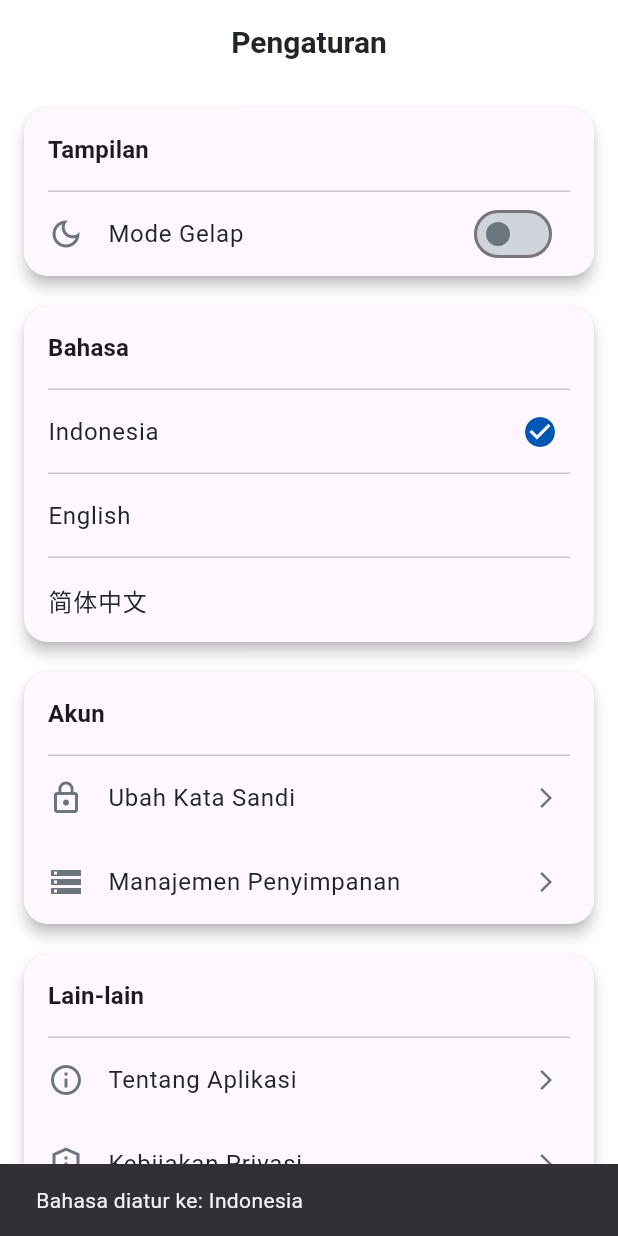
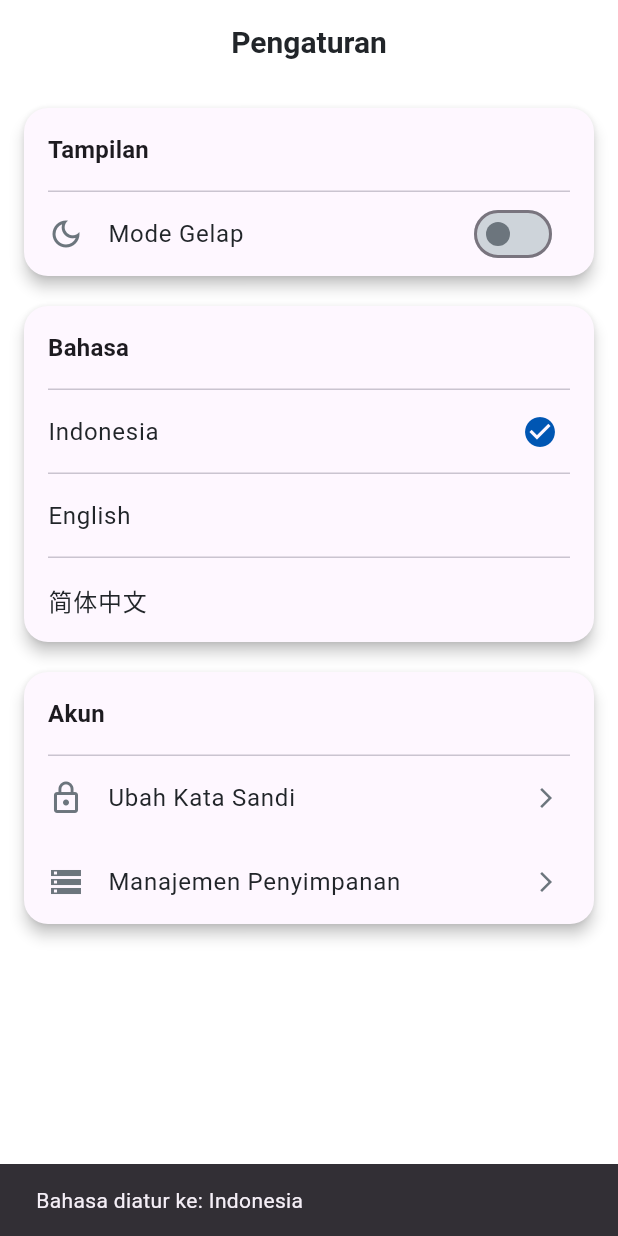
Before and after one commit to Ikhsan105/project_uas, a Flutter app: the SettingsScreen screen opened by its route, after a tap on "Indonesia", on a phone screen of 412 x 824 dp. Run offline on Flutter 3.47's test engine with Material 3 defaults, Android fonts, the phone set to English and light mode, and no system bars; our stand-ins replace go_router, image_picker, supabase_flutter; accounts and stored records are empty; network calls fail.

Commit message:
merapikan profil, menambahkan bagian izin dan privasi, serta fitur read pada foto dan notes di profil

```diff
--- a/lib/note_detail_screen.dart
+++ b/lib/note_detail_screen.dart
@@ -1,4 +1,4 @@
-// lib/screens/note_detail_screen.dart
+// lib/note_detail_screen.dart
 
 import 'package:flutter/material.dart';
 import 'package:intl/intl.dart';
@@ -13,7 +13,7 @@ class NoteDetailScreen extends StatelessWidget {
     final title = note['title'] ?? 'Tanpa Judul';
     final content = note['content'] ?? 'Tidak ada konten.';
     final createdDate = DateFormat(
-      'EEEE, d MMMM yyyy, HH:mm',
+      'EEEE, d MMMM yyyy, HH:mm', 'id_ID' // Tambahkan locale Indonesia
     ).format(DateTime.parse(note['created_at']).toLocal());
 
     return Scaffold(
--- a/lib/photo_view_screen.dart
+++ b/lib/photo_view_screen.dart
@@ -1,4 +1,4 @@
-// lib/screens/photo_view_screen.dart
+// lib/photo_view_screen.dart
 
 import 'package:flutter/material.dart';
 
--- a/lib/router/app_router.dart
+++ b/lib/router/app_router.dart
@@ -1,3 +1,5 @@
+// lib/router/app_router.dart
+
 import 'package:flutter/widgets.dart';
 import 'package:go_router/go_router.dart';
 import 'package:project_ambtron/home_screen.dart';
@@ -8,9 +10,15 @@ import 'package:project_ambtron/photos_screen.dart';
 import 'package:project_ambtron/splash_screen.dart';
 import 'package:supabase_flutter/supabase_flutter.dart';
 import 'package:project_ambtron/about_screen.dart';
-import 'package:project_ambtron/contact_us_screen.dart'; // <-- TAMBAHKAN IMPORT INI
+import 'package:project_ambtron/contact_us_screen.dart';
 import 'package:project_ambtron/settings_screen.dart';
 import 'package:project_ambtron/edit_profile_screen.dart';
+
+// --- TAMBAHKAN IMPORT UNTUK HALAMAN DETAIL ---
+import 'package:project_ambtron/photo_view_screen.dart';
+import 'package:project_ambtron/note_detail_screen.dart';
+import 'package:project_ambtron/privacy_policy_screen.dart';
+
 
 class AppRouter {
   static final router = GoRouter(
@@ -34,10 +42,9 @@ class AppRouter {
         path: '/photos',
         builder: (context, state) => const PhotosScreen(),
       ),
-
       GoRoute(
         path: '/about',
-        name: 'about', // opsional
+        name: 'about',
         builder: (context, state) => const AboutScreen(),
       ),
       GoRoute(
@@ -53,6 +60,31 @@ class AppRouter {
       GoRoute(
         path: '/edit-profile',
         builder: (context, state) => const EditProfileScreen(),
+      ),
+      GoRoute(
+        path: '/privacy-policy',
+        name: 'privacy-policy',
+        builder: (context, state) => const PrivacyPolicyScreen(),
+      ),
+
+      // --- RUTE BARU UNTUK MELIHAT FOTO ---
+      GoRoute(
+        path: '/photo-view',
+        name: 'photo-view',
+        builder: (context, state) {
+          final imageUrl = state.extra as String; // Ambil URL dari parameter
+          return PhotoViewScreen(imageUrl: imageUrl);
+        },
+      ),
+
+      // --- RUTE BARU UNTUK MELIHAT CATATAN ---
+      GoRoute(
+        path: '/note-detail',
+        name: 'note-detail',
+        builder: (context, state) {
+          final note = state.extra as Map<String, dynamic>; // Ambil data catatan
+          return NoteDetailScreen(note: note);
+        },
       ),
     ],
     redirect: (context, state) {
--- a/lib/settings_screen.dart
+++ b/lib/settings_screen.dart
@@ -175,50 +175,6 @@ class _SettingsScreenState extends State<SettingsScreen> {
               ],
             ),
           ),
-          const SizedBox(height: 20),
-          Material(
-            // Membungkus dengan Material untuk elevation
-            elevation: 4,
-            borderRadius: BorderRadius.circular(16),
-            color: Theme.of(context).cardColor,
-            child: Column(
-              children: [
-                Padding(
-                  padding: const EdgeInsets.all(16.0),
-                  child: Align(
-                    // Menggunakan Align untuk memastikan teks rata kiri
-                    alignment: Alignment.centerLeft,
-                    child: Text(
-                      'Lain-lain',
-                      style: Theme.of(context).textTheme.titleMedium?.copyWith(
-                        fontWeight: FontWeight.bold,
-                      ),
-                    ),
-                  ),
-                ),
-                const Divider(height: 0, indent: 16, endIndent: 16),
-                ListTile(
-                  leading: const Icon(Icons.info_outline),
-                  title: const Text('Tentang Aplikasi'),
-                  trailing: const Icon(Icons.arrow_forward_ios, size: 16),
-                  onTap: () {
-                    Navigator.pushNamed(context, '/about'); // <-- Ganti ini
-                  },
-                ),
-                ListTile(
-                  leading: const Icon(Icons.privacy_tip_outlined),
-                  title: const Text('Kebijakan Privasi'),
-                  trailing: const Icon(Icons.arrow_forward_ios, size: 16),
-                  onTap: () {
-                    Navigator.pushNamed(
-                      context,
-                      '/privacy_policy',
-                    ); // <-- Ganti ini
-                  },
-                ),
-              ],
-            ),
-          ),
         ],
       ),
     );
```
Also changed, not shown: lib/about_screen.dart (+0 -21 lines), lib/home_screen.dart (+12 -31 lines), lib/main.dart (+14 -22 lines), lib/privacy_policy_screen.dart (+102 -109 lines), lib/profile_screen.dart (+17 -10 lines).
